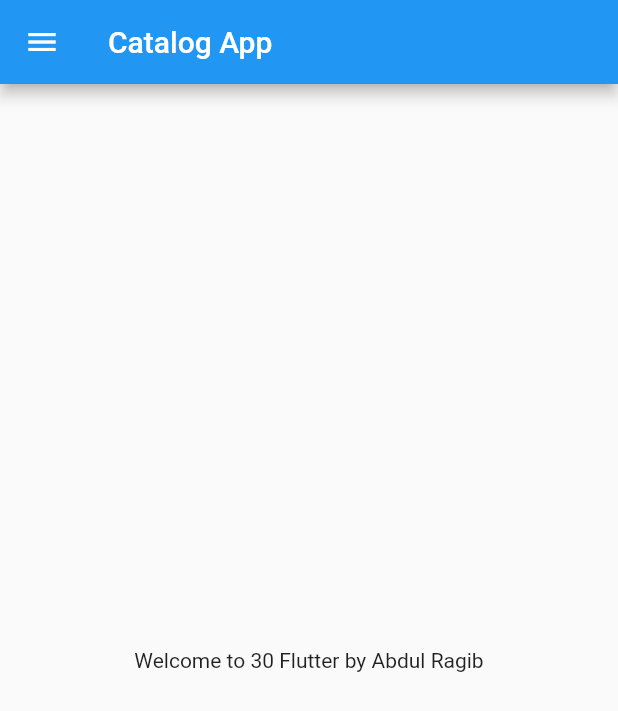
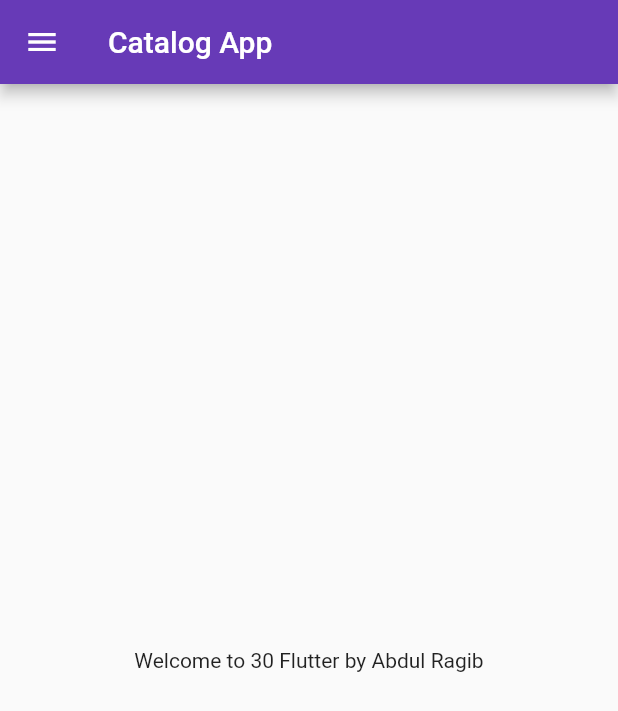
Before and after one commit to abdulragib/30DaysOfFlutter, a Flutter app: the screen it shows after launch, on a phone screen of 412 x 824 dp. Shown: the top 711 px of the screen. Run offline on Flutter 3.47's test engine with Material 2 defaults, Android fonts, the phone set to English and light mode, and no system bars.

Commit message:
Day 3 Completed

```diff
--- a/lib/main.dart
+++ b/lib/main.dart
@@ -1,6 +1,7 @@
 
 import 'package:flutter/material.dart';
-import 'home_page.dart';
+import 'pages/home_page.dart';
+import 'pages/login_page.dart';
 
 void main() {
   runApp(
@@ -14,13 +15,26 @@ class MyApp extends StatelessWidget {
   @override
   Widget build(BuildContext context) {
 
+    return MaterialApp(
+       //home: HomePage(),
+      themeMode: ThemeMode.light,
+      theme: ThemeData(
+        primarySwatch: Colors.deepPurple,
+      ),
 
+      darkTheme: ThemeData(
+      brightness: Brightness.dark),
 
-    return MaterialApp(
-      home: HomePage(),
+    initialRoute: "/home",
+      routes: {
+        "/": (context) => LoginPage(),
+        "/home": (context) => HomePage(),
+        "/login": (context) => LoginPage(),
+      },
     );
   }
 }
 
 // data cant be change when we use const.
 //final can be modified.
+//widget is a component
--- a/lib/home_page.dart
+++ b/lib/pages/home_page.dart
@@ -12,6 +12,7 @@ class HomePage extends StatelessWidget {
       appBar: AppBar(
         title: Text("Catalog App"),
       ),
+
       body: Center(
         child: Container(
           child: Text("Welcome to $days Flutter by $name"),
```
Also changed, not shown: lib/pages/login_page.dart (added, +19 -0 lines).
